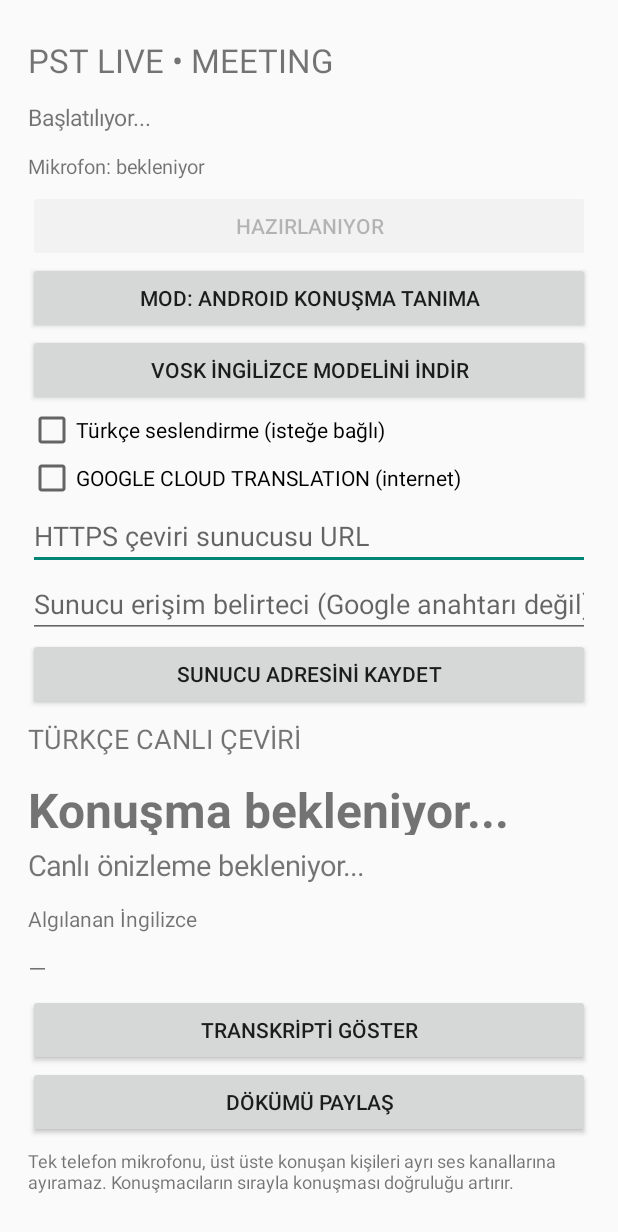
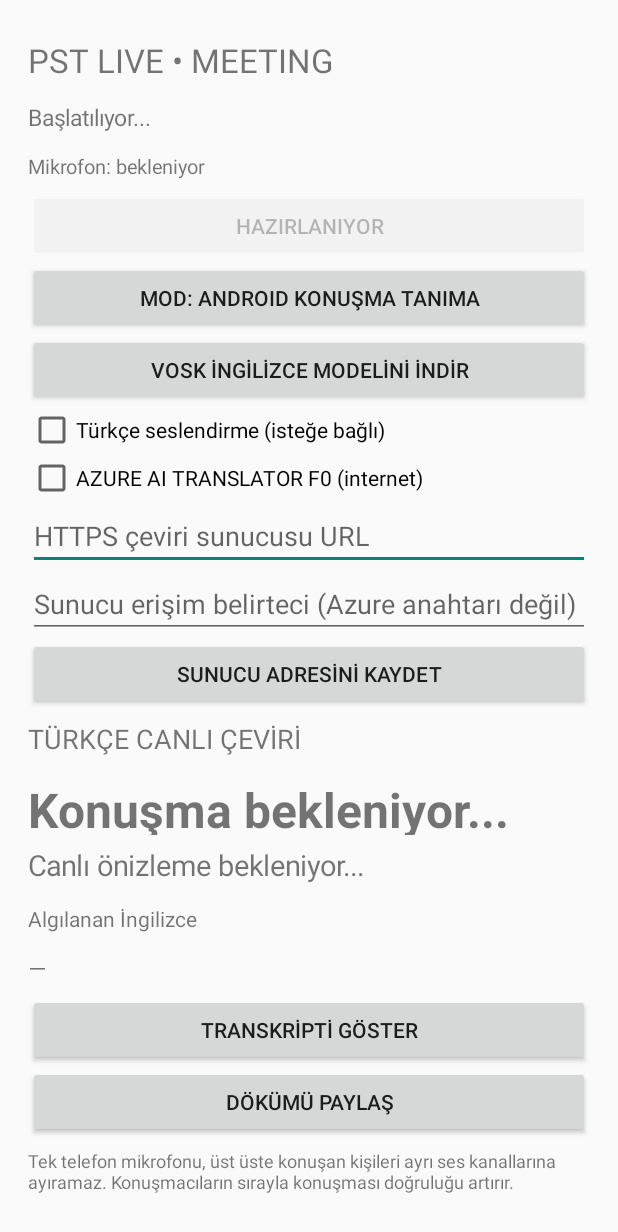
Before and after one commit to SlckSNL/pst-live-translator, an Android app: the screen it shows after launch (MainActivity), on a phone screen of 412 x 824 dp. Shown: the top 1232 px of the screen. Run offline under Robolectric (Android 15) with nearby library versions, the phone set to English and light mode, and no system bars; libraries missing offline, so code that uses them is left out: com.google.mlkit.common, com.google.mlkit.nl, org.vosk; 2 statements that could not run were skipped.

Commit message:
Update Android translation selector and status for Azure AI Translator

```diff
--- a/app/src/main/java/com/pst/livetranslator/MainActivity.kt
+++ b/app/src/main/java/com/pst/livetranslator/MainActivity.kt
@@ -128,7 +128,7 @@ class MainActivity : Activity(), TextToSpeech.OnInitListener {
         }
         root.addView(voiceEnabled)
         cloudSwitch = CheckBox(this).apply {
-            text = "GOOGLE CLOUD TRANSLATION (internet)"
+            text = "AZURE AI TRANSLATOR F0 (internet)"
             isChecked = false
         }
         root.addView(cloudSwitch)
@@ -139,7 +139,7 @@ class MainActivity : Activity(), TextToSpeech.OnInitListener {
         }
         root.addView(endpointField)
         tokenField = EditText(this).apply {
-            hint = "Sunucu erişim belirteci (Google anahtarı değil)"
+            hint = "Sunucu erişim belirteci (Azure anahtarı değil)"
             setSingleLine(true)
         }
         root.addView(tokenField)
@@ -471,7 +471,7 @@ class MainActivity : Activity(), TextToSpeech.OnInitListener {
         }
         contextEngine.translate(endpoint, tokenField.text.toString(), input,
             priorEnglish, priorTurkish) { output ->
-            if (output != null) done(output, "Google Cloud")
+            if (output != null) done(output, "Azure Translator")
             else translator.translate(input)
                 .addOnSuccessListener { done(it, "Yerel yedek") }
                 .addOnFailureListener { done(null, "Yerel yedek") }
```
